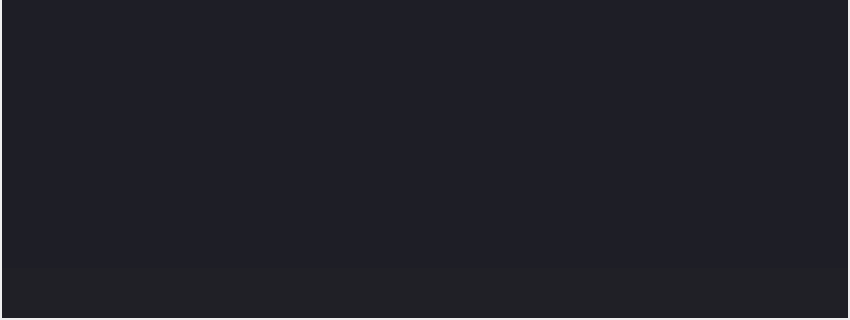
This is src/mainwindow.ui in JsSucks/BDI as Qt 5 draws it before an edit; both pictures show x 0 to 850 and y 180 to 500 of the 850 by 500 pixel window. The edited form follows.
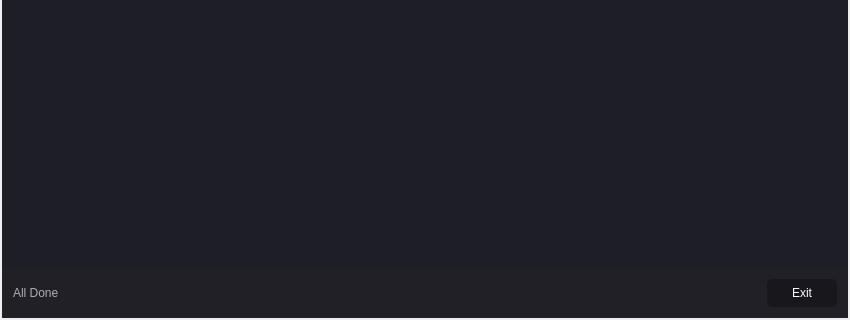
This is the edited form. The open tabs and pages were chosen to show the change. Icons and pictures are not drawn. Custom widgets are drawn as their Qt base class.

Commit message: add exit button and status label

Patch:
```diff
--- a/src/mainwindow.ui
+++ b/src/mainwindow.ui
@@ -852,7 +852,29 @@
         </item>
         <item>
          <widget class="QWidget" name="installFooter" native="true">
+          <property name="styleSheet">
+           <string notr="true">QPushButton {
+	background: transparent;
+    color: #fff;
+    padding: 7px 10px;
+    min-width: 50px;
+	background: #17171c;
+	border-radius: 5px;
+}
+
+QPushButton::hover {
+	background: rgb(35, 35, 38);
+	background: rgb(62, 204, 156)
+}</string>
+          </property>
           <layout class="QHBoxLayout" name="horizontalLayout_4">
+           <item>
+            <widget class="QLabel" name="lblDone">
+             <property name="text">
+              <string>All Done</string>
+             </property>
+            </widget>
+           </item>
            <item>
             <spacer name="horizontalSpacer_3">
              <property name="orientation">
@@ -892,6 +914,16 @@
              </property>
             </spacer>
            </item>
+           <item>
+            <widget class="QPushButton" name="btnExit">
+             <property name="enabled">
+              <bool>true</bool>
+             </property>
+             <property name="text">
+              <string>Exit</string>
+             </property>
+            </widget>
+           </item>
           </layout>
          </widget>
         </item>
```
Left out of the diff: 18 changed lines with no effect on the pictures. The commit also changes 2 other files.
